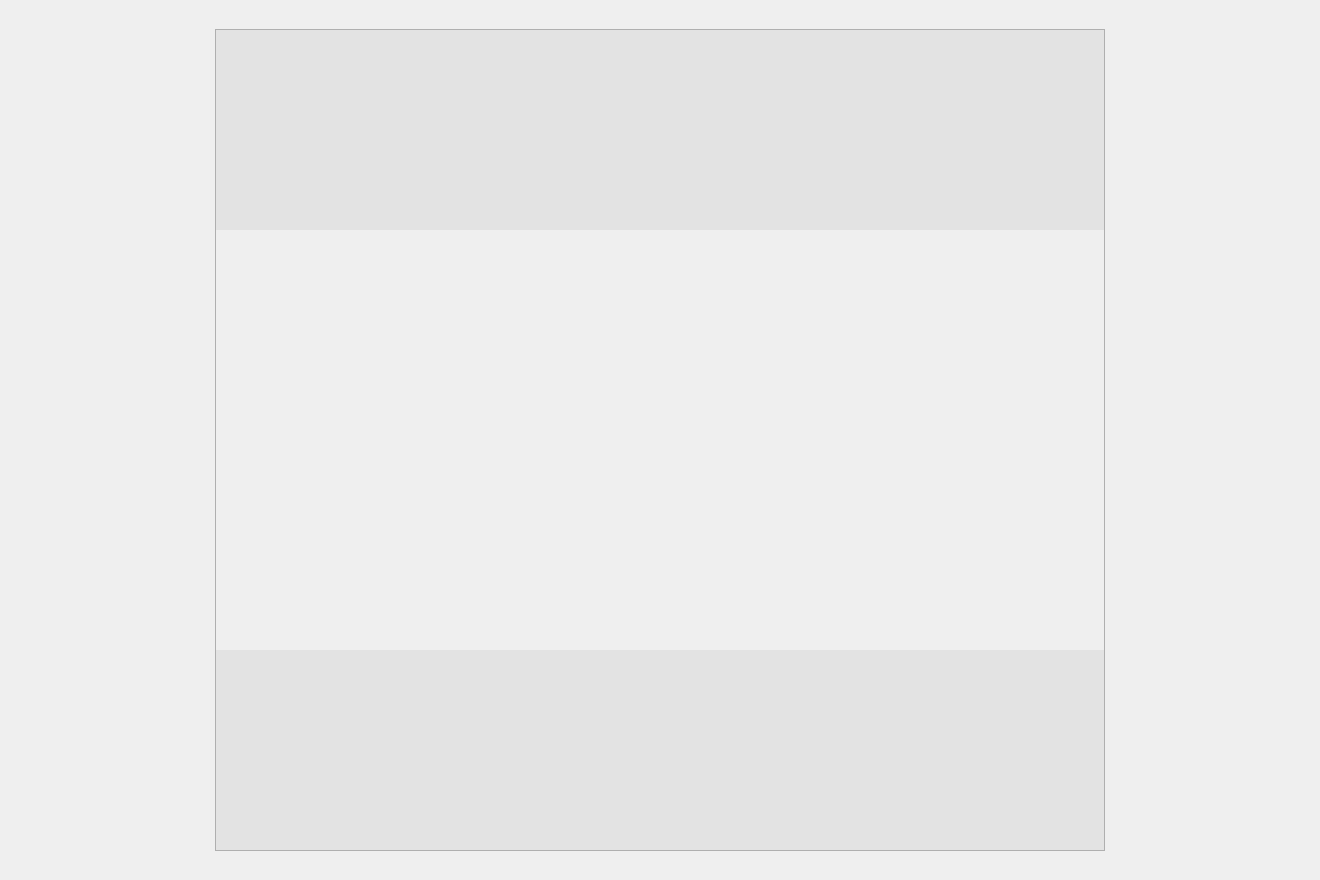
Before: the Qt Designer form bi_diamond_blm_comrad/preview_summary.ui in jfpatrick/bi-diamond-blm-comrad, drawn with Qt 5.
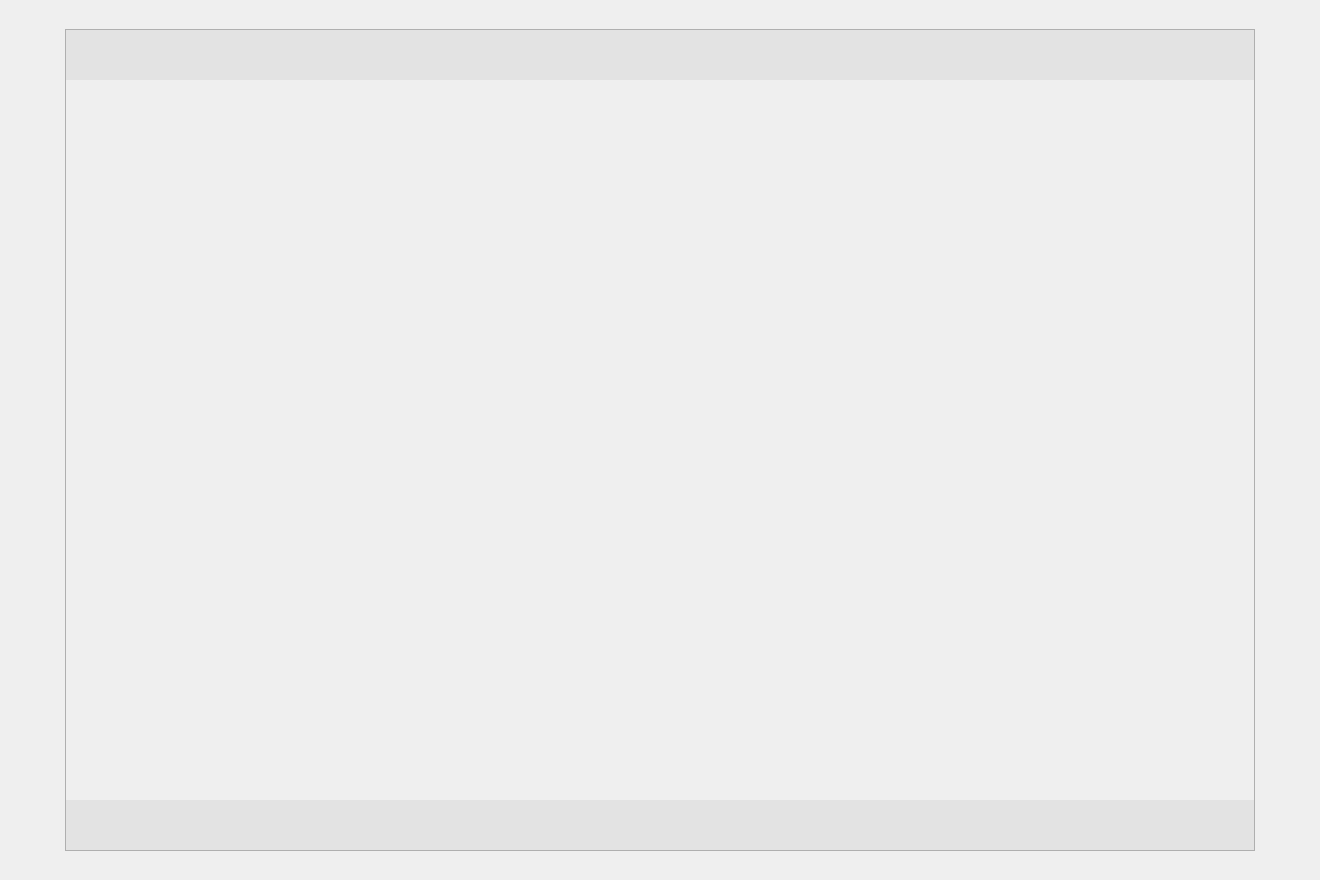
After: the same form once the commit is applied.

```diff
--- a/bi_diamond_blm_comrad/preview_summary.ui
+++ b/bi_diamond_blm_comrad/preview_summary.ui
@@ -54,8 +54,8 @@
         </property>
         <property name="styleSheet">
          <string notr="true">QScrollArea{
-	margin-left: 200px;
-	margin-right: 200px;
+	margin-left: 50px;
+	margin-right: 50px;
 	background-color: rgb(227, 227, 227);
 }
 
@@ -105,9 +105,9 @@
          <property name="geometry">
           <rect>
            <x>0</x>
-           <y>200</y>
-           <width>888</width>
-           <height>420</height>
+           <y>50</y>
+           <width>1188</width>
+           <height>720</height>
           </rect>
          </property>
          <property name="sizePolicy">
@@ -118,7 +118,8 @@
          </property>
          <property name="styleSheet">
           <string notr="true">QLabel{
-	border: 2px solid black;
+	border: 1px solid black;
+	background-color: rgb(236, 236, 236);
 }
 
 QGroupBox{
```
